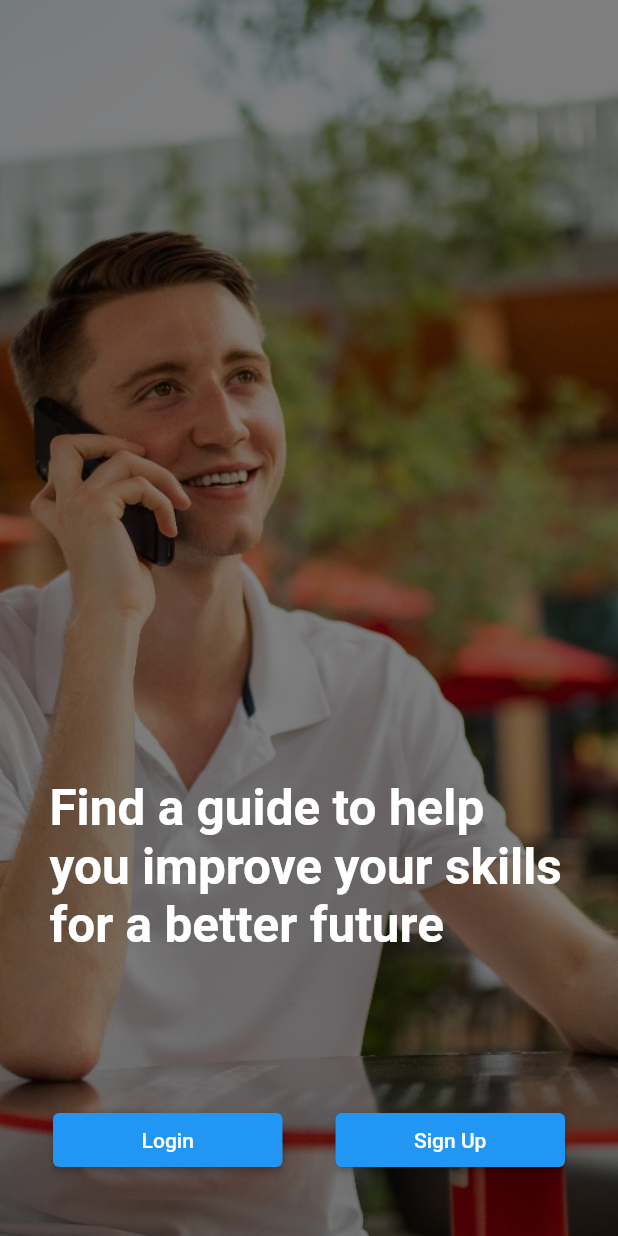
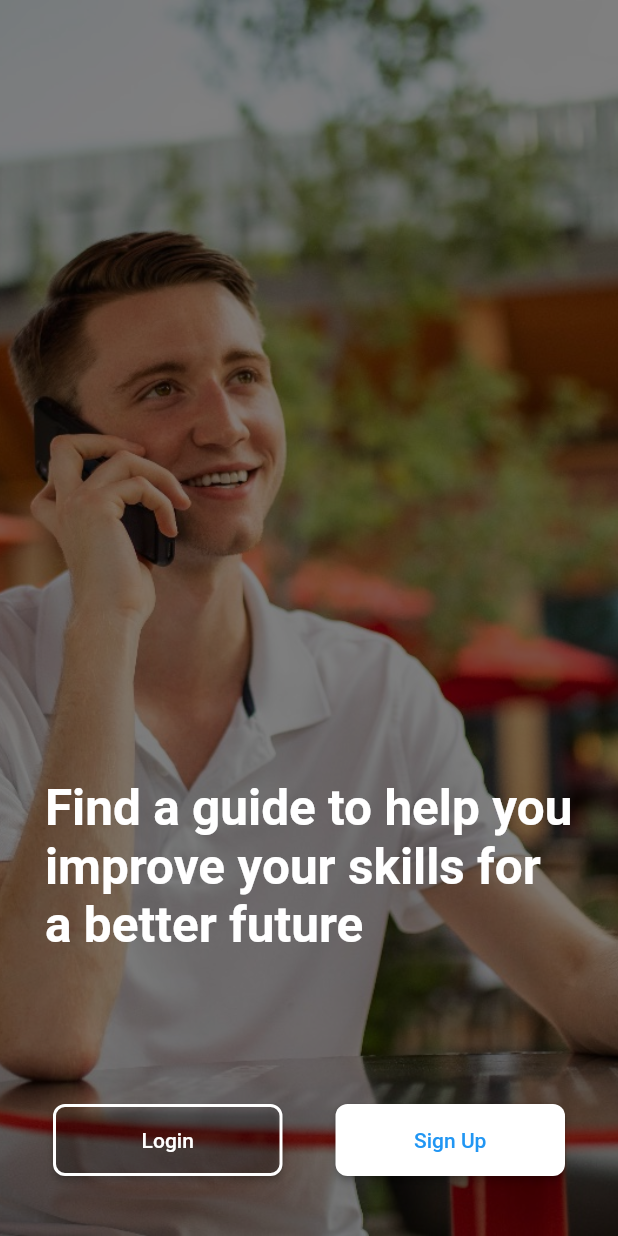
Before and after one commit to kvrtejaswi/E4App, a Flutter app: the SplashScreenPage screen opened directly, on a phone screen of 412 x 824 dp. Run offline on Flutter 3.47's test engine with Material 2 defaults, Android fonts, the phone set to English and light mode, and no system bars.

Commit message:
Updated the splash screen

```diff
--- a/lib/Authentication/splashScreen.dart
+++ b/lib/Authentication/splashScreen.dart
@@ -1,4 +1,5 @@
 import 'package:flutter/material.dart';
+import 'login.dart';
 
 void main() {
   runApp(SplashScreen());
@@ -8,6 +9,7 @@ class SplashScreen extends StatelessWidget {
   @override
   Widget build(BuildContext context) {
     return MaterialApp(
+      debugShowCheckedModeBanner: false,
       home: SplashScreenPage(),
     );
   }
@@ -39,7 +41,7 @@ class SplashScreenPage extends StatelessWidget {
             children: <Widget>[
               // Text with size 33px and bold
               Container(
-                margin: EdgeInsets.only(bottom: 100.0, left: 33.0, right: 33.0),
+                margin: EdgeInsets.only(bottom: 100.0, left: 30.0, right: 30.0),
                 child: Text(
                   'Find a guide to help you improve your skills for a better future',
                   style: TextStyle(
@@ -59,10 +61,24 @@ class SplashScreenPage extends StatelessWidget {
                     // Login button
                     Container(
                       width: 153,
+                      height: 48,
                       child: ElevatedButton(
                         onPressed: () {
-                          // Add your login button action here
+                          Navigator.of(context)
+                              .pushReplacement(MaterialPageRoute(
+                            builder: (_) => LoginApp(),
+                          ));
                         },
+                        style: ElevatedButton.styleFrom(
+                          backgroundColor:
+                              Colors.transparent, // Transparent background
+                          foregroundColor: Colors.white, // Text color
+                          side: BorderSide(color: Colors.white, width: 2),
+                          shape: RoundedRectangleBorder(
+                            borderRadius:
+                                BorderRadius.circular(8.0), // Rounded corners
+                          ), // White border
+                        ),
                         child: Text('Login'),
                       ),
                     ),
@@ -70,10 +86,18 @@ class SplashScreenPage extends StatelessWidget {
                     // Sign Up button
                     Container(
                       width: 153,
+                      height: 48,
                       child: ElevatedButton(
-                        onPressed: () {
-                          // Add your sign-up button action here
-                        },
+                        onPressed: () {},
+                        style: ElevatedButton.styleFrom(
+                          backgroundColor:
+                              Colors.white, // Transparent background
+                          foregroundColor: Colors.blue,
+                          shape: RoundedRectangleBorder(
+                            borderRadius:
+                                BorderRadius.circular(8.0), // Rounded corners
+                          ), // Text color
+                        ),
                         child: Text('Sign Up'),
                       ),
                     ),
--- a/lib/main.dart
+++ b/lib/main.dart
@@ -7,6 +7,7 @@ import 'Onboarding/learnerEntreprenuer.dart';
 import 'Onboarding/guideEntreprenuer.dart';
 import 'Onboarding/guideEnglish.dart';
 import 'Authentication/splashScreen.dart';
+import 'Authentication/IntroScreen.dart';
 
 void main() {
   runApp(MyApp());
@@ -17,7 +18,7 @@ class MyApp extends StatelessWidget {
   Widget build(BuildContext context) {
     return MaterialApp(
       debugShowCheckedModeBanner: false,
-      home: SplashScreen(), // Replace with your app's initial screen
+      home: IntroScreen(),
     );
   }
 }
```
Also changed, not shown: lib/Authentication/forgotPassword.dart (+13 -11 lines), lib/Onboarding/learnerEntreprenuer.dart (added, +92 -0 lines).
